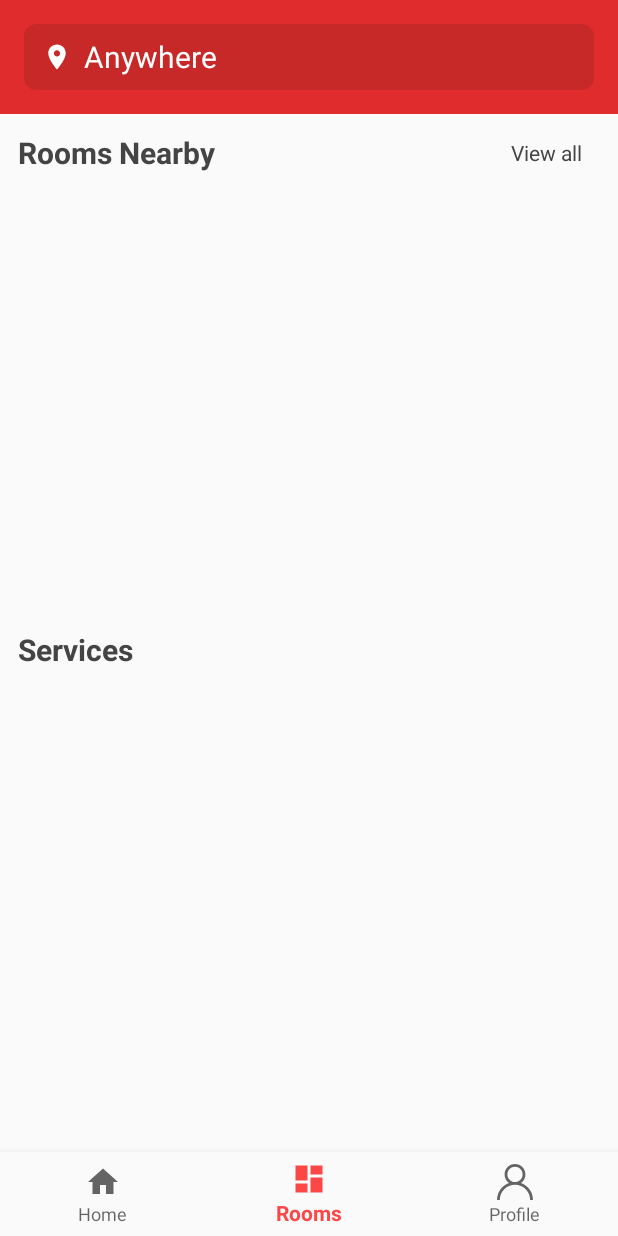
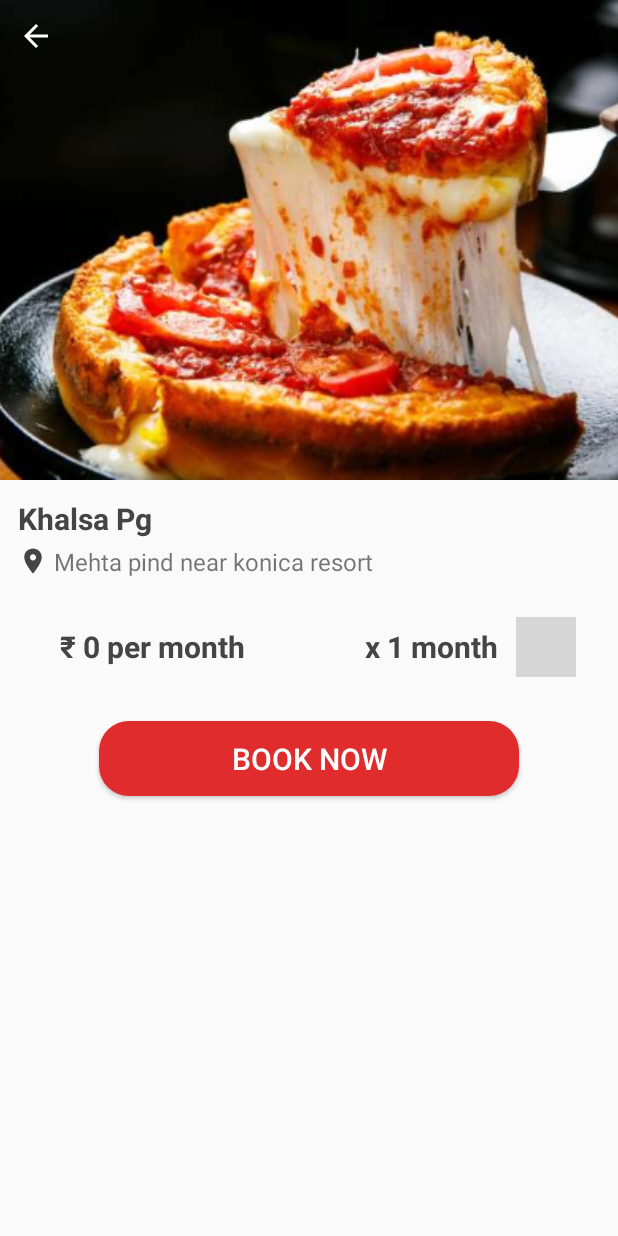
Before and after one commit to aviavinas/Nicu-Life, an Android app: the screen it shows after launch once a user with an empty profile is signed in (MainActivity before the commit, RoomView after it), on a phone screen of 412 x 824 dp. Run offline under Robolectric (Android 15) with nearby library versions, the phone set to English and light mode, and no system bars; our stand-ins replace Firebase (no records; nobody signed in at launch, a user with empty details on screens opened directly), navigation-ui; libraries missing offline, so code that uses them is left out: in.galaxyofandroid.spinerdialog; 12 statements that could not run were skipped; grey boxes are pictures that could not be loaded.

Commit message:
ProdView page added

```diff
--- a/app/build.gradle
+++ b/app/build.gradle
@@ -17,6 +17,10 @@ android {
             minifyEnabled false
             proguardFiles getDefaultProguardFile('proguard-android-optimize.txt'), 'proguard-rules.pro'
         }
+    }
+    compileOptions {
+        sourceCompatibility = 1.8
+        targetCompatibility = 1.8
     }
 }
 
--- /dev/null
+++ b/app/src/main/java/com/nicu/life/RoomView.java
@@ -0,0 +1,64 @@
+package com.nicu.life;
+
+import android.os.Bundle;
+import android.widget.Button;
+import android.widget.ImageView;
+import android.widget.TextView;
+import android.widget.Toast;
+
+import androidx.appcompat.app.AppCompatActivity;
+
+import com.bumptech.glide.Glide;
+import com.nicu.life.FirebaseClass.FireStorage;
+import com.nicu.life.FirebaseClass.FireStoreDB;
+
+public class RoomView extends AppCompatActivity {
+    private FireStoreDB db;
+    private TextView titleVw, priceVw, descVw, qntVw;
+    private ImageView img, backBtn, addBtn;
+    private Button bookBtn;
+    private int qnt = 1;
+    private Long price;
+
+    @Override
+    protected void onCreate(Bundle savedInstanceState) {
+        super.onCreate(savedInstanceState);
+        setContentView(R.layout.activity_room_view);
+
+        db = FireStoreDB.getInstance(this);
+        titleVw = findViewById(R.id.title);
+        descVw = findViewById(R.id.desc);
+        priceVw = findViewById(R.id.price);
+        qntVw = findViewById(R.id.qnt);
+        img = findViewById(R.id.img);
+        backBtn = findViewById(R.id.btn_back);
+        addBtn = findViewById(R.id.btn_add);
+        bookBtn = findViewById(R.id.btn_book);
+
+        backBtn.setOnClickListener(v -> finish());
+
+        addBtn.setOnClickListener(v -> {
+            qntVw.setText("x "+(++qnt)+" month");
+        });
+
+        bookBtn.setOnClickListener(v -> {
+            Toast.makeText(getBaseContext(), String.valueOf(price * qnt), Toast.LENGTH_LONG).show();
+        });
+
+        loadProduct();
+    }
+
+    private void loadProduct() {
+        String pid = getIntent().getStringExtra("id");
+        if(pid!=null && !pid.isEmpty()) {
+            db.getDb().collection("rooms").document(pid).get().addOnSuccessListener(doc -> {
+                price = doc.getLong("priceVw");
+                titleVw.setText(doc.getString("titleVw"));
+                descVw.setText(doc.getString("descVw"));
+                priceVw.setText("₹ "+ price+" per month");
+
+                Glide.with(this).load(FireStorage.getInstance().getImgRef(doc.getString("img"))).into(img);
+            });
+        }
+    }
+}
--- a/app/src/main/java/com/nicu/life/ui/home/HomeFragment.java
+++ b/app/src/main/java/com/nicu/life/ui/home/HomeFragment.java
@@ -1,21 +1,36 @@
 package com.nicu.life.ui.home;
 
+import android.content.Intent;
 import android.os.Bundle;
 import android.view.LayoutInflater;
 import android.view.View;
 import android.view.ViewGroup;
+import android.widget.TextView;
+import android.widget.Toast;
 
 import androidx.annotation.NonNull;
 import androidx.annotation.Nullable;
 import androidx.fragment.app.Fragment;
 
+import com.google.android.gms.tasks.OnCompleteListener;
+import com.google.android.gms.tasks.Task;
 import com.google.firebase.firestore.Query;
+import com.google.firebase.firestore.QueryDocumentSnapshot;
+import com.google.firebase.firestore.QuerySnapshot;
 import com.nicu.life.FirebaseClass.FireStoreDB;
 import com.nicu.life.R;
 import com.nicu.life.Recycler.Recycler;
+import com.nicu.life.RoomView;
+
+import java.util.ArrayList;
+
+import in.galaxyofandroid.spinerdialog.OnSpinerItemClick;
+import in.galaxyofandroid.spinerdialog.SpinnerDialog;
 
 public class HomeFragment extends Fragment {
+    private TextView locTxt;
     private FireStoreDB db;
+    private ArrayList<String> items=new ArrayList<>();
 
     public View onCreateView(@NonNull LayoutInflater inflater, ViewGroup container, Bundle savedInstanceState) {
         return inflater.inflate(R.layout.fragment_home, container, false);
@@ -25,16 +40,68 @@ public class HomeFragment extends Fragment {
     public void onViewCreated(@NonNull View view, @Nullable Bundle savedInstanceState) {
         super.onViewCreated(view, savedInstanceState);
 
+        locTxt = getActivity().findViewById(R.id.locTxt);
         db = FireStoreDB.getInstance(getActivity());
+        runQuery(null);
+        locationSel();
 
+        startActivity(new Intent(getContext(), RoomView.class));
+    }
+
+    private void runQuery(String loc) {
         Recycler recycler = new Recycler(getActivity());
-
         Query q1 = db.getDb().collection("category");
         Query q2 = db.getDb().collection("product");
         Query q3 = db.getDb().collection("product");
+
+        if(loc!=null && !loc.isEmpty()) {
+            q1 = q1.whereEqualTo("area", loc);
+            q2 = q2.whereEqualTo("area", loc);
+            q3 = q3.whereEqualTo("area", loc);
+        }
 
         recycler.setCategoryRecycler(q1, R.id.catRecycle);
         recycler.setProductRecycler(q2, R.id.prodRecycle);
         recycler.setProductMenuRecycler(q3, R.id.prodMenuRecycle);
     }
+
+    private void locationSel() {
+        final SpinnerDialog spinnerDialog;
+
+        db.getDb().collection("area").get().addOnCompleteListener(new OnCompleteListener<QuerySnapshot>() {
+                    @Override
+                    public void onComplete(@NonNull Task<QuerySnapshot> task) {
+            if (task.isSuccessful()) {
+                for (QueryDocumentSnapshot doc : task.getResult()) {
+                    items.add(doc.getString("name"));
+                }
+            }
+            }
+        });
+
+        spinnerDialog = new SpinnerDialog(getActivity(),items,"Enter location",R.style.DialogAnimations_SmileWindow,"Close");
+
+        spinnerDialog.setCancellable(true);
+        spinnerDialog.setShowKeyboard(true);
+
+        spinnerDialog.bindOnSpinerListener(new OnSpinerItemClick() {
+            @Override
+            public void onClick(String item, int position) {
+                Toast.makeText(getContext(), "Showing from "+item, Toast.LENGTH_SHORT).show();
+                switchLocation(item);
+            }
+        });
+
+        getActivity().findViewById(R.id.location1).setOnClickListener(new View.OnClickListener() {
+            @Override
+            public void onClick(View v) {
+                spinnerDialog.showSpinerDialog();
+            }
+        });
+    }
+
+    private void switchLocation(String loc) {
+        locTxt.setText(loc);
+        runQuery(loc);
+    }
 }
--- /dev/null
+++ b/app/src/main/res/drawable/brn_red_rect.xml
@@ -0,0 +1,29 @@
+<?xml version="1.0" encoding="utf-8"?>
+<layer-list>
+    <item>
+        <selector xmlns:android="http://schemas.android.com/apk/res/android" >
+            <item android:state_pressed="true" >
+                <shape android:shape="rectangle">
+                    <corners android:radius="20dp" />
+                    <solid android:color="@color/colorPrimaryDark"/>
+                </shape>
+            </item>
+            <item >
+                <shape android:shape="rectangle">
+                    <corners android:radius="20dp" />
+                    <solid android:color="@color/colorPrimaryDark"/>
+                </shape>
+            </item>
+        </selector>
+    </item>
+    <item>
+        <ripple xmlns:android="http://schemas.android.com/apk/res/android" android:color="@color/colorWhite">
+            <item android:id="@android:id/mask">
+                <shape android:shape="rectangle">
+                    <corners android:radius="20dp" />
+                    <solid android:color="@color/colorWhite"/>
+                </shape>
+            </item>
+        </ripple>
+    </item>
+</layer-list>
--- /dev/null
+++ b/app/src/main/res/drawable/ic_back_white.xml
@@ -0,0 +1,5 @@
+<vector android:height="24dp" android:tint="#FFFFFF"
+    android:viewportHeight="24.0" android:viewportWidth="24.0"
+    android:width="24dp" xmlns:android="http://schemas.android.com/apk/res/android">
+    <path android:fillColor="#FF000000" android:pathData="M20,11H7.83l5.59,-5.59L12,4l-8,8 8,8 1.41,-1.41L7.83,13H20v-2z"/>
+</vector>
--- /dev/null
+++ b/app/src/main/res/drawable/ic_location.xml
@@ -0,0 +1,5 @@
+<vector android:height="24dp" android:tint="#444"
+    android:viewportHeight="24.0" android:viewportWidth="24.0"
+    android:width="24dp" xmlns:android="http://schemas.android.com/apk/res/android">
+    <path android:fillColor="#FF000000" android:pathData="M12,2C8.13,2 5,5.13 5,9c0,5.25 7,13 7,13s7,-7.75 7,-13c0,-3.87 -3.13,-7 -7,-7zM12,11.5c-1.38,0 -2.5,-1.12 -2.5,-2.5s1.12,-2.5 2.5,-2.5 2.5,1.12 2.5,2.5 -1.12,2.5 -2.5,2.5z"/>
+</vector>
--- /dev/null
+++ b/app/src/main/res/layout/activity_room_view.xml
@@ -0,0 +1,123 @@
+<?xml version="1.0" encoding="utf-8"?>
+<LinearLayout xmlns:android="http://schemas.android.com/apk/res/android"
+    xmlns:tools="http://schemas.android.com/tools"
+    android:layout_width="match_parent"
+    android:layout_height="match_parent"
+    xmlns:app="http://schemas.android.com/apk/res-auto"
+    android:orientation="vertical"
+    tools:context=".ProductView">
+
+    <FrameLayout
+        android:layout_width="match_parent"
+        android:layout_height="320dp"
+        android:background="@color/colorPrimaryDark"
+        android:orientation="horizontal">
+
+        <ImageView
+            android:id="@+id/img"
+            android:layout_width="match_parent"
+            android:layout_height="320dp"
+            android:src="@drawable/food"
+            android:scaleType="centerCrop"/>
+
+        <ImageView
+            android:id="@+id/btn_back"
+            android:layout_width="32dp"
+            android:layout_height="32dp"
+            android:padding="4dp"
+            android:layout_margin="8dp"
+            android:layout_gravity="top|start"
+            android:src="@drawable/ic_back_white"/>
+
+    </FrameLayout>
+
+    <LinearLayout
+        android:layout_width="match_parent"
+        android:layout_height="wrap_content"
+        android:padding="12dp"
+        android:orientation="vertical">
+
+        <TextView
+            android:id="@+id/title"
+            android:layout_width="match_parent"
+            android:text="Khalsa Pg"
+            style="@style/title"
+            android:layout_margin="0dp"
+            android:layout_gravity="center_vertical" />
+
+        <LinearLayout
+            android:layout_width="match_parent"
+            android:layout_height="wrap_content"
+            android:gravity="center"
+            android:orientation="horizontal">
+
+            <ImageView
+                android:layout_width="20dp"
+                android:layout_height="20dp"
+                android:src="@drawable/ic_location" />
+
+            <TextView
+                android:id="@+id/desc"
+                android:layout_width="match_parent"
+                android:layout_height="wrap_content"
+                android:text="Mehta pind near konica resort"
+                android:padding="4dp"
+                android:textSize="16dp"/>
+
+        </LinearLayout>
+
+        <androidx.constraintlayout.widget.ConstraintLayout
+            android:layout_width="match_parent"
+            android:layout_height="wrap_content"
+            android:layout_gravity="center"
+            android:layout_margin="16dp"
+            android:orientation="horizontal">
+
+            <TextView
+                android:id="@+id/price"
+                android:layout_width="wrap_content"
+                android:layout_height="wrap_content"
+                android:text="₹ 0 per month"
+                app:layout_constraintStart_toStartOf="parent"
+                app:layout_constraintTop_toTopOf="parent"
+                app:layout_constraintBottom_toBottomOf="parent"
+                style="@style/title"/>
+
+            <TextView
+                android:id="@+id/qnt"
+                android:layout_width="wrap_content"
+                android:layout_height="wrap_content"
+                android:text="x 1 month"
+                android:textAlignment="center"
+                app:layout_constraintEnd_toStartOf="@id/btn_add"
+                app:layout_constraintTop_toTopOf="parent"
+                app:layout_constraintBottom_toBottomOf="parent"
+                style="@style/title" />
+
+            <ImageView
+                android:id="@+id/btn_add"
+                android:layout_width="40dp"
+                android:layout_height="40dp"
+                android:scaleType="fitCenter"
+                android:layout_gravity="center_vertical"
+                app:layout_constraintEnd_toEndOf="parent"
+                app:layout_constraintTop_toTopOf="parent"
+                app:layout_constraintBottom_toBottomOf="parent"
+                android:src="@drawable/ic_plus" />
+
+        </androidx.constraintlayout.widget.ConstraintLayout>
+
+        <Button
+            android:id="@+id/btn_book"
+            android:layout_width="280dp"
+            android:layout_height="50dp"
+            android:text="Book Now"
+            android:layout_gravity="center"
+            android:layout_margin="8dp"
+            android:background="@drawable/brn_red_rect"
+            android:textColor="@color/colorWhite"
+            android:textSize="20sp" />
+
+    </LinearLayout>
+
+</LinearLayout>
--- a/app/src/main/res/layout/fragment_rooms.xml
+++ b/app/src/main/res/layout/fragment_rooms.xml
@@ -1,22 +1,22 @@
 <?xml version="1.0" encoding="utf-8"?>
 <ScrollView xmlns:android="http://schemas.android.com/apk/res/android"
     android:layout_width="match_parent"
-    android:layout_height="match_parent"
-    xmlns:app="http://schemas.android.com/apk/res-auto">
+    android:layout_height="match_parent">
 
     <LinearLayout
         android:layout_width="match_parent"
         android:layout_height="wrap_content"
         android:orientation="vertical">
 
-        <FrameLayout
-            android:layout_width="match_parent"
+        <FrameLayout android:layout_width="match_parent"
             android:layout_height="wrap_content"
+            xmlns:app="http://schemas.android.com/apk/res-auto"
             android:background="@color/colorPrimaryDark"
-            android:padding="8dp">
+            android:padding="8dp"
+            xmlns:android="http://schemas.android.com/apk/res/android">
 
             <androidx.cardview.widget.CardView
-                android:id="@+id/location"
+                android:id="@+id/location2"
                 app:cardBackgroundColor="@color/colorPrimaryDarker"
                 android:layout_margin="8dp"
                 app:cardCornerRadius="8dp"
--- a/app/src/main/res/layout/view_services.xml
+++ b/app/src/main/res/layout/view_services.xml
@@ -3,7 +3,7 @@
     xmlns:android="http://schemas.android.com/apk/res/android"
     android:layout_width="100dp"
     android:layout_height="wrap_content"
-    android:layout_margin="4dp"
+    android:layout_margin="8dp"
     android:orientation="vertical">
 
     <androidx.cardview.widget.CardView
@@ -11,7 +11,6 @@
         android:layout_width="72dp"
         android:layout_height="72dp"
         android:layout_gravity="center"
-        app:cardElevation="8dp"
         app:cardCornerRadius="100dp">
 
         <FrameLayout
--- a/app/src/main/res/navigation/mobile_navigation.xml
+++ b/app/src/main/res/navigation/mobile_navigation.xml
@@ -3,7 +3,7 @@
     xmlns:app="http://schemas.android.com/apk/res-auto"
     xmlns:tools="http://schemas.android.com/tools"
     android:id="@+id/mobile_navigation"
-    app:startDestination="@+id/nav_room">
+    app:startDestination="@+id/nav_home">
 
     <fragment
         android:id="@+id/nav_home"
```
Also changed, not shown: app/src/main/AndroidManifest.xml (+10 -2 lines), app/src/main/java/com/nicu/life/ProductView.java (added, +64 -0 lines), app/src/main/java/com/nicu/life/Recycler/Adaptor.java (+34 -58 lines), app/src/main/java/com/nicu/life/Recycler/Recycler.java (+4 -4 lines), app/src/main/java/com/nicu/life/ui/room/RoomFragment.java (+38 -6 lines), app/src/main/res/drawable/whitebg_ripple_rect.xml (added, +8 -0 lines), app/src/main/res/layout/activity_product.xml (added, +107 -0 lines), app/src/main/res/layout/fragment_home.xml (+44 -0 lines).
